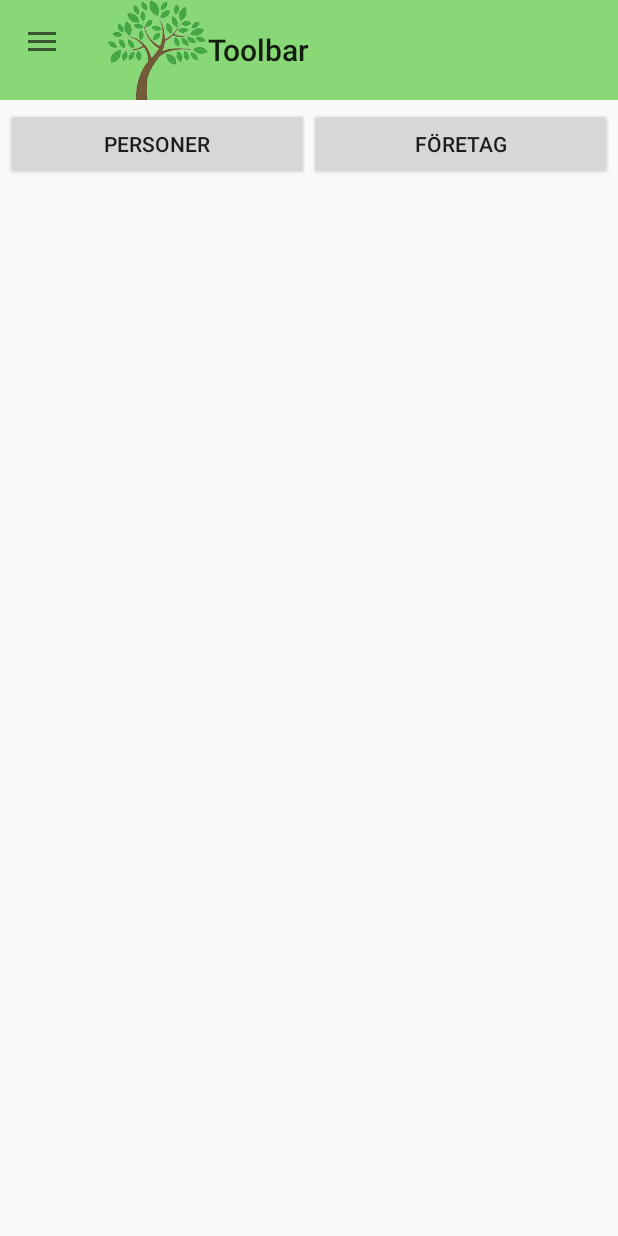
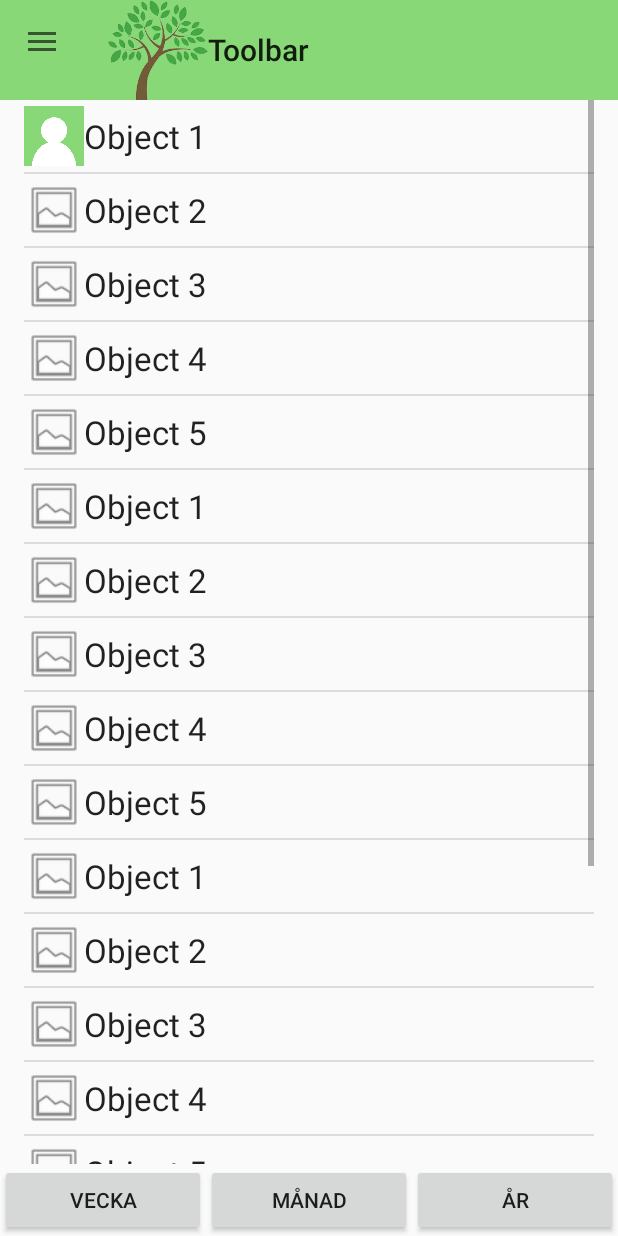
Before and after one commit to emiilax/spoti5, an Android app: the fragment ToplistFragment placed in its activity, on a phone screen of 412 x 824 dp. Run offline under Robolectric (Android 15) with nearby library versions, the phone set to English and light mode, and no system bars.

Commit message:
Toplist start

```diff
--- a/EcoBussing/app/build.gradle
+++ b/EcoBussing/app/build.gradle
@@ -35,5 +35,6 @@ dependencies {
     compile 'com.android.support:appcompat-v7:23.0.1'
     compile files('dependencies/gson-2.3.1.jar')
     compile 'com.firebase:firebase-client-android:2.3.1+'
+    compile 'com.android.support:design:23.0.0'
 
 }
--- a/EcoBussing/app/src/main/java/com/example/spoti5/ecobussing/Activites/ToplistFragment.java
+++ b/EcoBussing/app/src/main/java/com/example/spoti5/ecobussing/Activites/ToplistFragment.java
@@ -7,10 +7,12 @@ import android.support.v4.app.Fragment;
 import android.view.LayoutInflater;
 import android.view.View;
 import android.view.ViewGroup;
+import android.widget.ListView;
 import android.widget.TabHost;
 import android.widget.TextView;
 
 import com.example.spoti5.ecobussing.R;
+import com.example.spoti5.ecobussing.ToplistAdapter;
 
 import org.w3c.dom.Text;
 
@@ -35,6 +37,17 @@ public class ToplistFragment extends Fragment {
 
         // Inflate the layout for this fragment
         View view = inflater.inflate(R.layout.fragment_toplist, container, false);
+
+        ListView drawerList= (ListView) view.findViewById(R.id.toplistListView);
+
+
+        // Set the adapter for the list view
+        //drawerList.setAdapter(new ArrayAdapter<String>(this,
+        //        R.layout.drawer_list_item, planetTitles));
+        ToplistAdapter listAdapter = new ToplistAdapter(view.getContext());
+        drawerList.setAdapter(listAdapter);
+
+        //drawerList.setOnItemClickListener((MainActivity)view.getContext());
         //TextView tv = (TextView)view.findViewById(R.id.textviewTest);
         //tv.setText("Test");
         //TextView tv = (TextView) tabHost.getTabWidget().getChildAt(0).findViewById(android.R.id.title);
--- a/EcoBussing/app/src/main/java/com/example/spoti5/ecobussing/SwipeScreens/PagerAdapter.java
+++ b/EcoBussing/app/src/main/java/com/example/spoti5/ecobussing/SwipeScreens/PagerAdapter.java
@@ -30,7 +30,7 @@ public class PagerAdapter extends FragmentStatePagerAdapter {
 
     @Override
     public CharSequence getPageTitle(int position) {
-        return "OBJECT " + (position + 1); //dummy title
+        return "OBJECT "; //dummy title
     }
 
 }
--- a/EcoBussing/app/src/main/java/com/example/spoti5/ecobussing/SwipeScreens/SwipeFragments.java
+++ b/EcoBussing/app/src/main/java/com/example/spoti5/ecobussing/SwipeScreens/SwipeFragments.java
@@ -1,9 +1,13 @@
 package com.example.spoti5.ecobussing.SwipeScreens;
 
+import android.graphics.Color;
 import android.os.Bundle;
+import android.support.design.widget.TabLayout;
 import android.support.v4.app.Fragment;
 import android.support.v4.app.FragmentPagerAdapter;
 import android.support.v4.app.FragmentStatePagerAdapter;
+import android.support.v4.content.ContextCompat;
+import android.support.v4.view.PagerTitleStrip;
 import android.support.v4.view.ViewPager;
 import android.view.LayoutInflater;
 import android.view.View;
@@ -34,6 +38,11 @@ public class SwipeFragments extends Fragment {
         mViewPager = (ViewPager)view.findViewById(R.id.pager);
         mViewPager.setAdapter(mPagerAdapter);
 
+        TabLayout tabLayout = (TabLayout) view.findViewById(R.id.sliding_tabs);
+        tabLayout.setupWithViewPager(mViewPager);
+        tabLayout.setSelectedTabIndicatorHeight(3);
+        tabLayout.setSelectedTabIndicatorColor(Color.parseColor("#000000"));
+
         //mPagerAdapter.getItem(0);
         //System.out.println(mViewPager.);
 
--- /dev/null
+++ b/EcoBussing/app/src/main/java/com/example/spoti5/ecobussing/ToplistAdapter.java
@@ -0,0 +1,76 @@
+package com.example.spoti5.ecobussing;
+
+import android.content.Context;
+import android.view.LayoutInflater;
+import android.view.View;
+import android.view.ViewGroup;
+import android.widget.BaseAdapter;
+import android.widget.ImageView;
+import android.widget.TextView;
+
+import com.example.spoti5.ecobussing.SavedData.SaveHandler;
+
+import java.util.ArrayList;
+import java.util.List;
+
+/**
+ * Created by emilaxelsson on 04/10/15.
+ */
+public class ToplistAdapter extends BaseAdapter {
+
+    private List<String> listItems;
+    private Context context;
+    public ToplistAdapter(Context context){
+        listItems = new ArrayList<>();
+        this.context = context;
+
+
+        for(String item: context.getResources().getStringArray(R.array.test_array)){
+
+            listItems.add(item);
+        }
+
+    }
+
+    @Override
+    public int getCount() {
+        return listItems.size();
+    }
+
+    @Override
+    public Object getItem(int position) {
+        return listItems.get(position);
+    }
+
+    @Override
+    public long getItemId(int position) {
+        return 0;
+    }
+
+    @Override
+    public View getView(int position, View convertView, ViewGroup parent) {
+        LayoutInflater inflater =
+                (LayoutInflater)context.getSystemService(Context.LAYOUT_INFLATER_SERVICE);
+        View row = null;
+
+        if(convertView == null){
+
+            row = inflater.inflate(R.layout.drawer_list_item, parent, false);
+
+        }else{
+            row = convertView;
+        }
+
+        TextView rowLabel = (TextView) row.findViewById(R.id.listItemLabel);
+        //ImageView rowIcon = (ImageView) row.findViewById(R.id.listItemIcon);
+        ImageView icon = (ImageView) row.findViewById(R.id.listItemIcon);
+        switch (position){
+            case 0:
+                icon.setImageResource(R.drawable.empty_profile);
+                break;
+        }
+        rowLabel.setText(listItems.get(position));
+
+        return row;
+    }
+}
--- a/EcoBussing/app/src/main/res/layout/fragment_dummy.xml
+++ b/EcoBussing/app/src/main/res/layout/fragment_dummy.xml
@@ -1,6 +1,7 @@
 <?xml version="1.0" encoding="utf-8"?>
 <LinearLayout xmlns:android="http://schemas.android.com/apk/res/android"
-    android:orientation="vertical" android:layout_width="match_parent"
+    android:orientation="vertical"
+    android:layout_width="match_parent"
     android:layout_height="match_parent">
 
     <TextView
--- a/EcoBussing/app/src/main/res/layout/fragment_swipe.xml
+++ b/EcoBussing/app/src/main/res/layout/fragment_swipe.xml
@@ -1,15 +1,24 @@
 <?xml version="1.0" encoding="utf-8"?>
-<android.support.v4.view.ViewPager
-    android:id="@+id/pager"
+
+<RelativeLayout xmlns:android="http://schemas.android.com/apk/res/android"
+    android:layout_height="match_parent"
     android:layout_width="match_parent"
-    android:layout_height="match_parent"
-    xmlns:android="http://schemas.android.com/apk/res/android">
+    xmlns:app="http://schemas.android.com/apk/res-auto">
 
-    <android.support.v4.view.PagerTitleStrip
-        android:id="@+id/pagerTitleStrip"
-        android:layout_height="wrap_content"
+    <android.support.design.widget.TabLayout
+        android:id="@+id/sliding_tabs"
         android:layout_width="match_parent"
-        android:layout_gravity="top"
-        android:paddingTop="4dp"
-        android:paddingBottom="4dp"/>
-</android.support.v4.view.ViewPager>
+        android:layout_height="20dp"
+        android:background="@color/tab"
+        />
+
+    <android.support.v4.view.ViewPager
+        android:id="@+id/pager"
+        android:layout_width="match_parent"
+        android:layout_height="match_parent"
+        android:layout_below="@id/sliding_tabs"
+
+        xmlns:android="http://schemas.android.com/apk/res/android">
+
+    </android.support.v4.view.ViewPager>
+</RelativeLayout>
--- a/EcoBussing/app/src/main/res/layout/fragment_toplist.xml
+++ b/EcoBussing/app/src/main/res/layout/fragment_toplist.xml
@@ -5,42 +5,63 @@
     android:layout_height="wrap_content"
     android:layout_centerHorizontal="true"
 
-    tools:context="com.example.spoti5.ecobussing.Activites.ToplistFragment">
+
+    tools:context="com.example.spoti5.ecobussing.Activites.ToplistFragment"
+    android:orientation="vertical">
+
+
+
+    <LinearLayout
+        android:id="@+id/toplist_buttongroup"
+        android:layout_width="match_parent"
+        android:layout_height="wrap_content"
+        android:paddingLeft="0dp"
+        android:paddingRight="0dp"
+        android:layout_gravity="bottom"
+        android:layout_alignParentBottom="true"
+        android:orientation="horizontal">
+
+        <Button
+            android:id="@+id/toplist_week"
+            android:layout_width="0dp"
+            android:layout_height="wrap_content"
+            android:layout_gravity="left"
+            android:layout_weight="1"
+            android:onClick="onSaveButtonClick"
+            android:text="Vecka"/>
+
+        <Button
+            android:id="@+id/toplist_month"
+            android:layout_width="0dp"
+            android:layout_height="wrap_content"
+            android:layout_gravity="center"
+            android:layout_weight="1"
+            android:onClick="onCancelButtonClick"
+            android:text="Månad"/>
+        <Button
+            android:id="@+id/toplist_year"
+            android:layout_width="0dp"
+            android:layout_height="wrap_content"
+            android:layout_gravity="right"
+            android:layout_weight="1"
+            android:onClick="onCancelButtonClick"
+            android:text="År"/>
+    </LinearLayout>
 
     <ListView
         android:id="@+id/toplistListView"
         android:layout_width="wrap_content"
-        android:layout_height="wrap_content"></ListView>
-
-    <LinearLayout
-        android:orientation="horizontal"
-
-        android:paddingLeft="4.0dip"
-        android:paddingTop="5.0dip"
-        android:paddingRight="4.0dip"
-        android:paddingBottom="1.0dip"
-        android:layout_width="fill_parent"
         android:layout_height="wrap_content"
-        android:layout_below="@+id/toplistListView"
-        >
+        android:paddingLeft="16dp"
+        android:paddingRight="16dp"
 
 
-
-        <Button
-            android:id="@+id/persons"
-            android:layout_width="0.0dip" android:layout_height="fill_parent"
-            android:text="@string/persons"
-            android:layout_weight="1.0" />
-
-        <Button
-            android:id="@+id/companies"
-            android:layout_width="0.0dip" android:layout_height="fill_parent"
-            android:text="@string/companies"
-            android:layout_weight="1.0" />
-
-    </LinearLayout>
-
-
+        android:layout_alignParentLeft="true"
+        android:layout_marginLeft="0dp"
+        android:layout_alignParentTop="true"
+        android:layout_marginTop="0dp"
+        android:layout_above="@id/toplist_buttongroup"
+        ></ListView>
 
 
 </RelativeLayout>
--- a/EcoBussing/app/src/main/res/values/color.xml
+++ b/EcoBussing/app/src/main/res/values/color.xml
@@ -1,6 +1,7 @@
 <?xml version="1.0" encoding="utf-8"?>
 <resources>
     <color name="primary">#88d878</color>
+    <color name="tab">#AFE8A3</color>
     <color name="unclicked">#68f33b</color>
     <color name="clicked">#dda133</color>
     <color name="clear_white">#ffffff</color>
--- a/EcoBussing/app/src/main/res/values/strings.xml
+++ b/EcoBussing/app/src/main/res/values/strings.xml
@@ -44,6 +44,30 @@
 
     </string-array>
 
+    <string-array name="test_array">
+        <item>Object 1</item>
+        <item>Object 2</item>
+        <item>Object 3</item>
+        <item>Object 4</item>
+        <item>Object 5</item>
+        <item>Object 1</item>
+        <item>Object 2</item>
+        <item>Object 3</item>
+        <item>Object 4</item>
+        <item>Object 5</item>
+        <item>Object 1</item>
+        <item>Object 2</item>
+        <item>Object 3</item>
+        <item>Object 4</item>
+        <item>Object 5</item>
+        <item>Object 1</item>
+        <item>Object 2</item>
+        <item>Object 3</item>
+        <item>Object 4</item>
+        <item>Object 5</item>
+
+    </string-array>
+
 
     <string name="action_settings">Settings</string>
 
```
Also changed, not shown: 1 other file.
